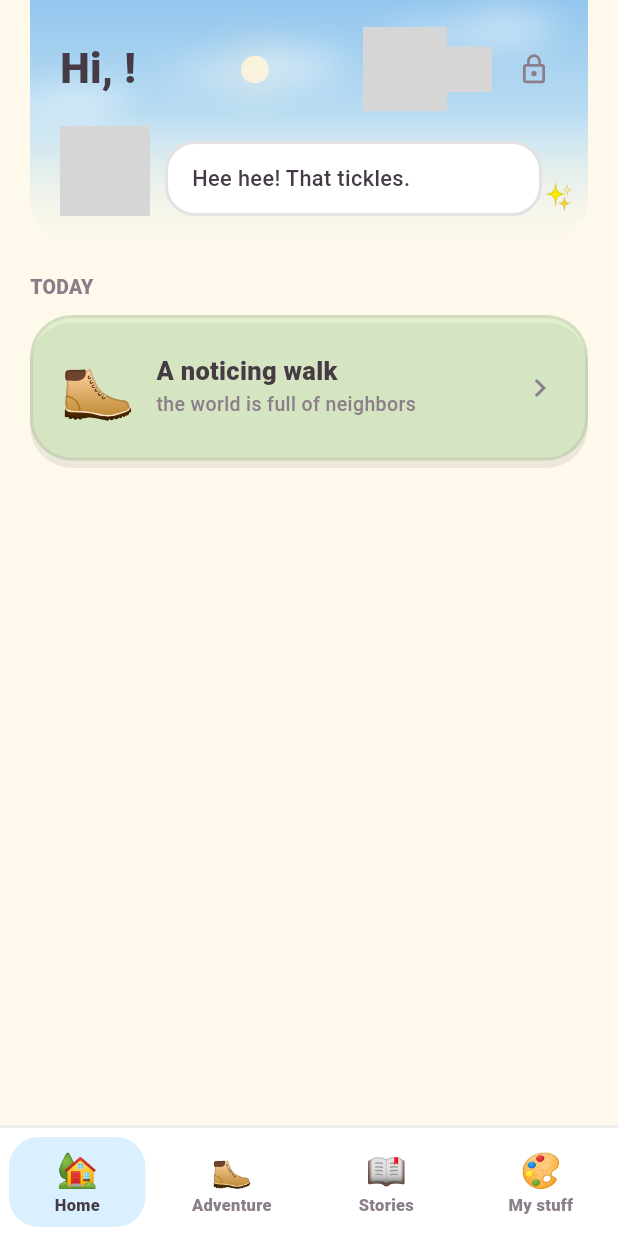
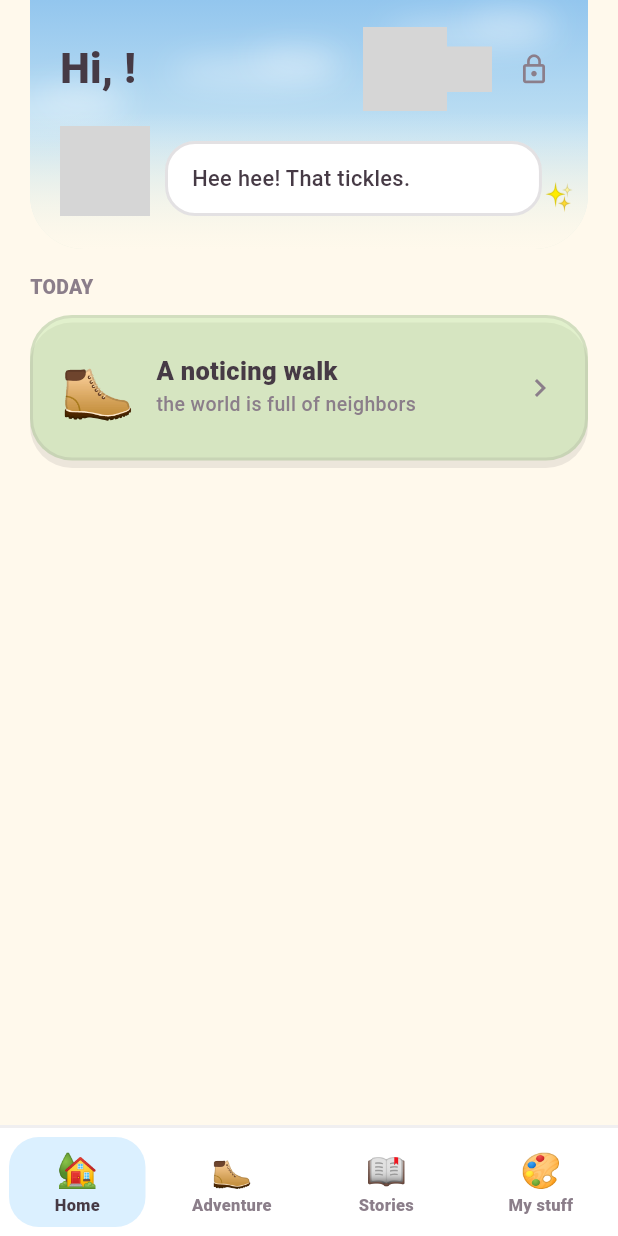
Before and after one commit to Yakir-ash/hopeling, a Flutter app: the KidsHome screen opened directly with empty values, after a tap on an icon or button, on a phone screen of 412 x 824 dp. Run offline on Flutter 3.47's test engine with Material 3 defaults, Android fonts, the phone set to English and light mode, and no system bars; our stand-ins replace cached_network_image, flutter_cache_manager, flutter_local_notifications, flutter_tts, just_audio, lottie and 3 more; missing offline and left inert: flame; accounts and stored records are empty; network calls fail; grey boxes are pictures that could not be loaded.

Commit message:
Living Sky: compact mode - the moon stays out of the words
In short headers the moon's night arc started low-left, right on
top of the sky line (Yakir's screenshot). SkyPainter/LivingSky gain
compact: the moon rests small (r 9) in the quiet corner between the
title and the icon row (0.585, 0.24) instead of crossing the scene,
and the painted sun stays out entirely - the header's own sun emoji
is the sun. Kids home header uses compact: true. Full scenes keep
the traveling arc.

```diff
--- a/app/lib/core/sky.dart
+++ b/app/lib/core/sky.dart
@@ -148,7 +148,12 @@ class SkyPainter extends CustomPainter {
   final DateTime now;
   final Color? fadeTo;
   final int seed;
-  SkyPainter(this.now, {this.fadeTo, this.seed = 3});
+
+  /// Compact skies (short headers with words on them) keep the moon
+  /// small and anchored in a quiet corner instead of walking it
+  /// across the text, and let the UI's own sun be the sun.
+  final bool compact;
+  SkyPainter(this.now, {this.fadeTo, this.seed = 3, this.compact = false});
 
   @override
   void paint(Canvas canvas, Size s) {
@@ -183,7 +188,7 @@ class SkyPainter extends CustomPainter {
     }
 
     // the sun, riding its arc from sunrise to sunset
-    if (h > sr && h < ss) {
+    if (!compact && h > sr && h < ss) {
       final prog = (h - sr) / (ss - sr);
       final cx = s.width * (0.12 + 0.76 * prog);
       final alt = sin(pi * prog);
@@ -201,16 +206,19 @@ class SkyPainter extends CustomPainter {
           Paint()..color = core.withValues(alpha: 0.9));
     }
 
-    // the true moon, crossing the night
+    // the true moon: crossing the night in full scenes, resting in
+    // the header's quiet corner in compact ones
     if (dark > 0.2) {
       final nightLen = 24.0 - (ss - sr);
       final sinceSet = (h - ss + 24.0) % 24.0;
       final np = (sinceSet / nightLen).clamp(0.0, 1.0);
-      final cx = s.width * (0.15 + 0.70 * np);
-      final cy = s.height * (0.52 - 0.36 * sin(pi * np));
+      final cx =
+          s.width * (compact ? 0.585 : 0.15 + 0.70 * np);
+      final cy = s.height *
+          (compact ? 0.24 : 0.52 - 0.36 * sin(pi * np));
       final p = moonPhase(now);
       final lit = (1.0 - cos(2 * pi * p)) / 2.0;
-      const r = 12.0;
+      final r = compact ? 9.0 : 12.0;
       // glow grows with how full she is
       canvas.drawCircle(
           Offset(cx, cy),
@@ -285,7 +293,9 @@ class SkyPainter extends CustomPainter {
 class LivingSky extends StatefulWidget {
   final Color? fadeTo;
   final int seed;
-  const LivingSky({super.key, this.fadeTo, this.seed = 3});
+  final bool compact;
+  const LivingSky(
+      {super.key, this.fadeTo, this.seed = 3, this.compact = false});
 
   @override
   State<LivingSky> createState() => _LivingSkyState();
@@ -310,7 +320,9 @@ class _LivingSkyState extends State<LivingSky> {
   @override
   Widget build(BuildContext context) => CustomPaint(
         painter: SkyPainter(DateTime.now(),
-            fadeTo: widget.fadeTo, seed: widget.seed),
+            fadeTo: widget.fadeTo,
+            seed: widget.seed,
+            compact: widget.compact),
         size: Size.infinite,
       );
 }
--- a/app/lib/features/kids/kids_screen.dart
+++ b/app/lib/features/kids/kids_screen.dart
@@ -793,7 +793,7 @@ class _KidsHomeState extends State<KidsHome> {
           ),
           child: Stack(children: [
             const Positioned.fill(
-                child: LivingSky(fadeTo: kidCream, seed: 7)),
+                child: LivingSky(fadeTo: kidCream, seed: 7, compact: true)),
             Padding(
           padding: const EdgeInsets.fromLTRB(20, 18, 8, 22),
           child: Column(
```
